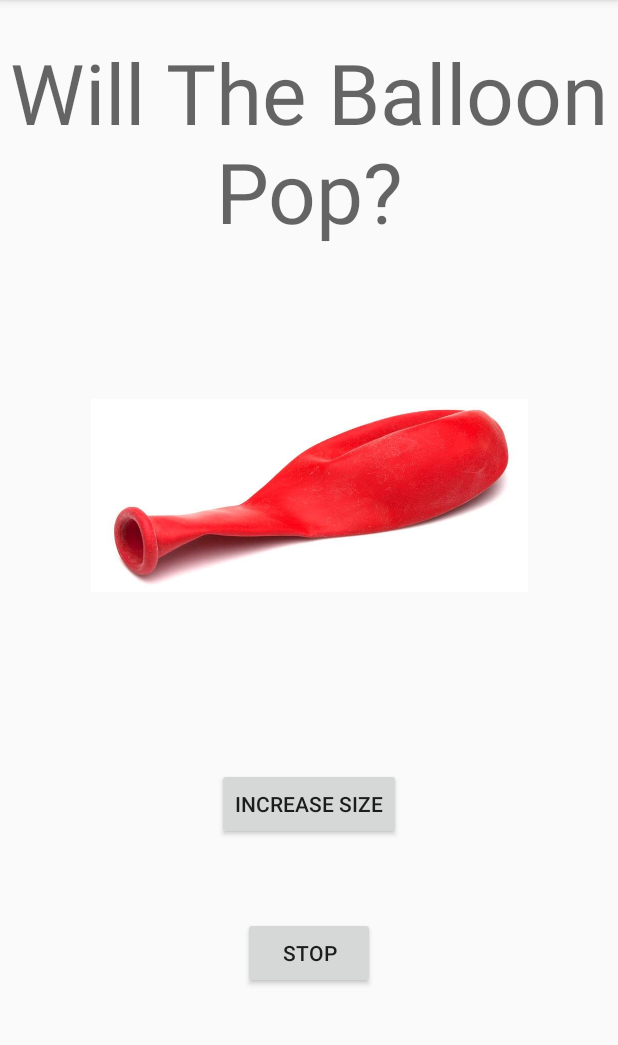
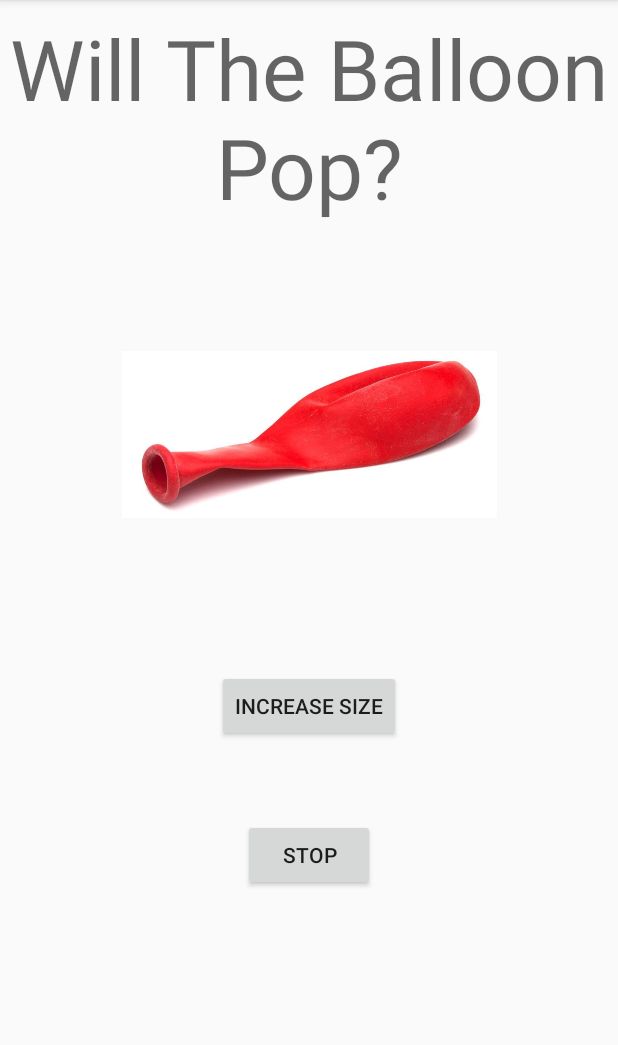
Before and after one commit to brengar123/JigJag2.0, an Android app: the DetailActivity screen opened directly, with no data from a screen before it, after a tap on "Will The Balloon Pop?", on a phone screen of 412 x 824 dp, the part 84-1129 px from its top. Run offline under Robolectric (Android 15) with nearby library versions, the light colour scheme and no system bars.

Commit message:
fixed image constraints

```diff
--- a/app/src/main/java/com/example/jigjag20/GamesAdapter.java
+++ b/app/src/main/java/com/example/jigjag20/GamesAdapter.java
@@ -1,5 +1,7 @@
 package com.example.jigjag20;
 
+import android.graphics.Bitmap;
+import android.graphics.BitmapFactory;
 import android.media.Image;
 import android.view.LayoutInflater;
 import android.view.View;
@@ -56,7 +58,11 @@ public class GamesAdapter extends RecyclerView.Adapter<GamesAdapter.GamesViewHol
         holder.name.setText(games.getName());
         holder.type.setText(games.getType());
         holder.description.setText(games.getDescription());
-        holder.image.setImageResource(games.getImage());
+
+        BitmapFactory.Options options = new BitmapFactory.Options();
+        options.inScaled = false;
+        Bitmap source = BitmapFactory.decodeResource(holder.image.getResources(), games.getImage(), options);
+        holder.image.setImageBitmap(source);
     }
     @Override
     public int getItemCount() {
--- a/app/src/main/res/layout/activity_main.xml
+++ b/app/src/main/res/layout/activity_main.xml
@@ -8,8 +8,8 @@
 
     <ImageView
         android:id="@+id/imageView5"
-        android:layout_width="250dp"
-        android:layout_height="250dp"
+        android:layout_width="230dp"
+        android:layout_height="210dp"
         app:layout_constraintEnd_toEndOf="parent"
         app:layout_constraintStart_toStartOf="parent"
         app:layout_constraintTop_toTopOf="parent"
--- a/app/src/main/res/layout/gamethree.xml
+++ b/app/src/main/res/layout/gamethree.xml
@@ -10,7 +10,7 @@
         android:id="@+id/textView9"
         android:layout_width="0dp"
         android:layout_height="wrap_content"
-        android:layout_marginTop="24dp"
+        android:layout_marginTop="8dp"
         android:gravity="center"
         android:text="Will The Balloon Pop?"
         android:textAppearance="@style/TextAppearance.AppCompat.Display3"
@@ -50,8 +50,8 @@
 
     <ImageView
         android:id="@+id/balloon"
-        android:layout_width="291dp"
-        android:layout_height="299dp"
+        android:layout_width="250dp"
+        android:layout_height="250dp"
         android:layout_marginTop="16dp"
         app:layout_constraintEnd_toEndOf="parent"
         app:layout_constraintStart_toStartOf="parent"
```
